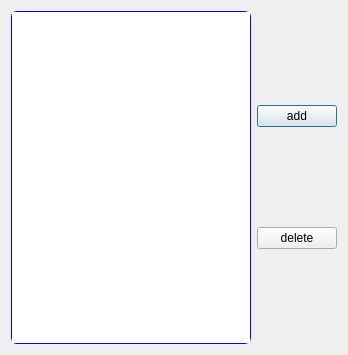
BeQuiet1228/FreeCAD, file src/DataVisualization/realTimewidget.ui: the form before one commit.
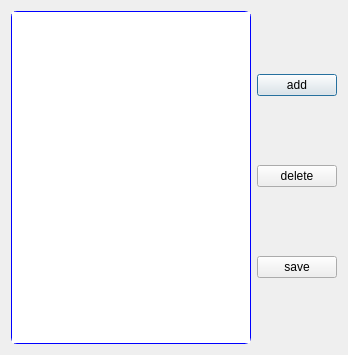
The form after the commit.

Commit message: 完成等值线等级调整按钮， 修改之前图表右边的坐标 Plot类中增加SaveAs

The edit to the form file:
```diff
--- a/src/DataVisualization/realTimewidget.ui
+++ b/src/DataVisualization/realTimewidget.ui
@@ -41,6 +41,13 @@
        </property>
       </widget>
      </item>
+     <item>
+      <widget class="QPushButton" name="saveBtn">
+       <property name="text">
+        <string>save</string>
+       </property>
+      </widget>
+     </item>
     </layout>
    </item>
   </layout>
```
The commit also changes 6 other files.
